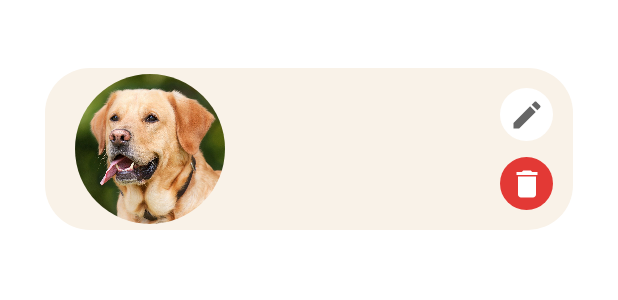
After one commit to andreeabuzuriu11/DogApp, an Android app: the layout dog_cell.xml on its own in the app's theme, with its tools: preview values and no code run, on a phone screen of 412 x 824 dp. The commit adds this screen. Shown: the top 300 px of the screen. Run offline under Robolectric (Android 15) with nearby library versions, the phone set to English and light mode, and no system bars.

Commit message:
Added RecyclerView and Dog Cell (xml only)

```diff
--- a/app/build.gradle
+++ b/app/build.gradle
@@ -81,4 +81,7 @@ dependencies {
     implementation "org.jetbrains.kotlinx:kotlinx-coroutines-android:1.5.0"
     implementation 'org.jetbrains.kotlinx:kotlinx-coroutines-play-services:1.2.1'
 
+    //circle image
+    implementation 'de.hdodenhof:circleimageview:3.0.1'
+
 }
--- /dev/null
+++ b/app/src/main/java/com/buzuriu/dogapp/enum/AgeEnum.kt
@@ -0,0 +1,5 @@
+package com.buzuriu.dogapp.enum
+
+enum class AgeEnum {
+    MONTHS, YEARS
+}
--- /dev/null
+++ b/app/src/main/java/com/buzuriu/dogapp/enum/GenderEnum.kt
@@ -0,0 +1,5 @@
+package com.buzuriu.dogapp.enum
+
+enum class GenderEnum {
+    MALE, FEMALE
+}
--- /dev/null
+++ b/app/src/main/java/com/buzuriu/dogapp/models/BreedObj.kt
@@ -0,0 +1,14 @@
+package com.buzuriu.dogapp.models
+
+class BreedObj {
+    var breedName: String? = null
+    var isSelected: Boolean = false
+
+    constructor(breedName: String?, isSelected: Boolean?=null) {
+        this.breedName = breedName
+        if(isSelected!=null)
+        {
+            this.isSelected = isSelected
+        }
+    }
+}
--- /dev/null
+++ b/app/src/main/java/com/buzuriu/dogapp/models/DogObj.kt
@@ -0,0 +1,13 @@
+package com.buzuriu.dogapp.models
+
+import com.buzuriu.dogapp.enum.AgeEnum
+import com.buzuriu.dogapp.enum.GenderEnum
+
+class DogObj {
+    var name: String = ""
+    var ageValue: Int = -1
+    var ageString: AgeEnum? = null
+    var breed: String? = null
+    var gender: GenderEnum? = null
+    var imageURL: String = ""
+}
--- /dev/null
+++ b/app/src/main/res/drawable/circle.xml
@@ -0,0 +1,12 @@
+<?xml version="1.0" encoding="utf-8"?>
+<shape
+    xmlns:android="http://schemas.android.com/apk/res/android"
+    android:shape="oval">
+
+    <solid
+        android:color="#666666"/>
+
+    <size
+        android:width="35dp"
+        android:height="35dp"/>
+</shape>
--- /dev/null
+++ b/app/src/main/res/drawable/ic_baseline_delete_24.xml
@@ -0,0 +1,10 @@
+<vector xmlns:android="http://schemas.android.com/apk/res/android"
+    android:width="24dp"
+    android:height="24dp"
+    android:viewportWidth="24"
+    android:viewportHeight="24"
+    android:tint="?attr/colorControlNormal">
+  <path
+      android:fillColor="@android:color/white"
+      android:pathData="M6,19c0,1.1 0.9,2 2,2h8c1.1,0 2,-0.9 2,-2V7H6v12zM19,4h-3.5l-1,-1h-5l-1,1H5v2h14V4z"/>
+</vector>
--- /dev/null
+++ b/app/src/main/res/drawable/ic_baseline_edit_24.xml
@@ -0,0 +1,10 @@
+<vector xmlns:android="http://schemas.android.com/apk/res/android"
+    android:width="24dp"
+    android:height="24dp"
+    android:viewportWidth="24"
+    android:viewportHeight="24"
+    android:tint="?attr/colorControlNormal">
+  <path
+      android:fillColor="@android:color/white"
+      android:pathData="M3,17.25V21h3.75L17.81,9.94l-3.75,-3.75L3,17.25zM20.71,7.04c0.39,-0.39 0.39,-1.02 0,-1.41l-2.34,-2.34c-0.39,-0.39 -1.02,-0.39 -1.41,0l-1.83,1.83 3.75,3.75 1.83,-1.83z"/>
+</vector>
--- /dev/null
+++ b/app/src/main/res/drawable/rounded_cell.xml
@@ -0,0 +1,6 @@
+<?xml version="1.0" encoding="utf-8"?>
+<shape xmlns:android="http://schemas.android.com/apk/res/android"
+    android:shape="rectangle" android:padding="10dp">
+    <solid android:color="@color/beige"/>
+    <corners android:radius="30dp"/>
+</shape>
--- /dev/null
+++ b/app/src/main/res/layout/dog_cell.xml
@@ -0,0 +1,90 @@
+<?xml version="1.0" encoding="utf-8"?>
+<layout xmlns:android="http://schemas.android.com/apk/res/android"
+    xmlns:app="http://schemas.android.com/apk/res-auto"
+    xmlns:tool="http://schemas.android.com/tools">
+
+    <data>
+        <variable
+            name="dog"
+            type="com.buzuriu.dogapp.models.DogObj" />
+    </data>
+    <LinearLayout
+        android:id="@+id/dog_cell"
+        android:layout_width="match_parent"
+        android:layout_height="wrap_content"
+        android:layout_marginTop="@dimen/activity_vertical_margin"
+        android:layout_marginHorizontal="@dimen/activity_horizontal_margin"
+     >
+
+        <RelativeLayout
+            android:id="@+id/relativeLayout1"
+            android:background="@drawable/rounded_cell"
+            android:layout_width="match_parent"
+            android:layout_height="match_parent">
+
+            <LinearLayout
+
+                android:layout_alignParentLeft="true"
+                android:layout_centerVertical="true"
+                android:layout_width="wrap_content"
+                android:layout_height="wrap_content"
+                >
+
+                <de.hdodenhof.circleimageview.CircleImageView
+                    android:layout_width="100dp"
+                    android:layout_marginLeft="20dp"
+                    android:layout_marginRight="20dp"
+                    android:layout_height="100dp"
+                    android:src="@drawable/dog_image"
+                    android:scaleType="fitCenter"
+                    />
+
+                <TextView
+                    android:id="@+id/dog_name"
+                    android:layout_width="match_parent"
+                    android:layout_height="match_parent"
+                    android:layout_margin="5dp"
+                    android:text="@{dog.name}"
+                    tool:text="Rex"
+                    android:textColor="@color/text_grey"
+                    android:textSize="24dp"
+                    android:gravity="center_vertical"/>
+
+
+            </LinearLayout>
+
+            <LinearLayout
+                android:layout_width="wrap_content"
+                android:layout_height="wrap_content"
+                android:layout_alignParentEnd="true"
+                android:layout_centerVertical="true"
+                android:orientation="vertical"
+                android:padding="8dp">
+
+                <ImageButton
+                    android:layout_width="wrap_content"
+                    android:layout_height="wrap_content"
+                    android:layout_margin="5dp"
+                    android:background="@drawable/circle"
+                    android:backgroundTint="@color/white"
+                    android:src="@drawable/ic_baseline_edit_24"
+                    android:text="Edit" />
+
+                <ImageButton
+                    android:layout_width="wrap_content"
+                    android:layout_height="wrap_content"
+                    android:layout_margin="5dp"
+                    android:background="@drawable/circle"
+                    android:backgroundTint="@color/red_delete"
+                    android:src="@drawable/ic_baseline_delete_24"
+                    android:tintMode="src_in"
+                    android:text="Delete"
+                    app:tint="@color/white" />
+
+
+            </LinearLayout>
+
+
+        </RelativeLayout>
+    </LinearLayout>
+</layout>
--- a/app/src/main/res/layout/fragment_dashboard.xml
+++ b/app/src/main/res/layout/fragment_dashboard.xml
@@ -1,18 +1,24 @@
 <?xml version="1.0" encoding="utf-8"?>
-<layout xmlns:android="http://schemas.android.com/apk/res/android"
-    xmlns:app="http://schemas.android.com/apk/res-auto">
+<layout xmlns:android="http://schemas.android.com/apk/res/android">
 
-    <TextView
-        android:id="@+id/text_dashboard"
+    <data>
+        <import type="android.view.View" />
+
+        <variable
+            name="viewModel"
+            type="com.buzuriu.dogapp.views.main.ui.dashboard.DashboardViewModel" />
+    </data>
+
+    <RelativeLayout
         android:layout_width="match_parent"
-        android:layout_height="wrap_content"
-        android:layout_marginStart="8dp"
-        android:layout_marginTop="8dp"
-        android:layout_marginEnd="8dp"
-        android:textAlignment="center"
-        android:textSize="20sp"
-        app:layout_constraintBottom_toBottomOf="parent"
-        app:layout_constraintEnd_toEndOf="parent"
-        app:layout_constraintStart_toStartOf="parent"
-        app:layout_constraintTop_toTopOf="parent" />
+        android:layout_height="match_parent">
+
+        <androidx.recyclerview.widget.RecyclerView
+            android:id="@+id/dogs_list"
+            android:layout_width="match_parent"
+            android:layout_height="match_parent"
+            />
+
+    </RelativeLayout>
+
 </layout>
--- a/app/src/main/res/values/colors.xml
+++ b/app/src/main/res/values/colors.xml
@@ -9,4 +9,7 @@
     <color name="white">#FFFFFFFF</color>
     <color name="white_overlay">#66ffffff</color>
     <color name="dark_green">#1C3944</color>
+    <color name="beige">#F9F2E8</color>
+    <color name="red_delete">#E33935</color>
+    <color name="text_grey">#534B53</color>
 </resources>
```
Also changed, not shown: app/src/main/res/drawable-v24/dog_image.jpg (added).
